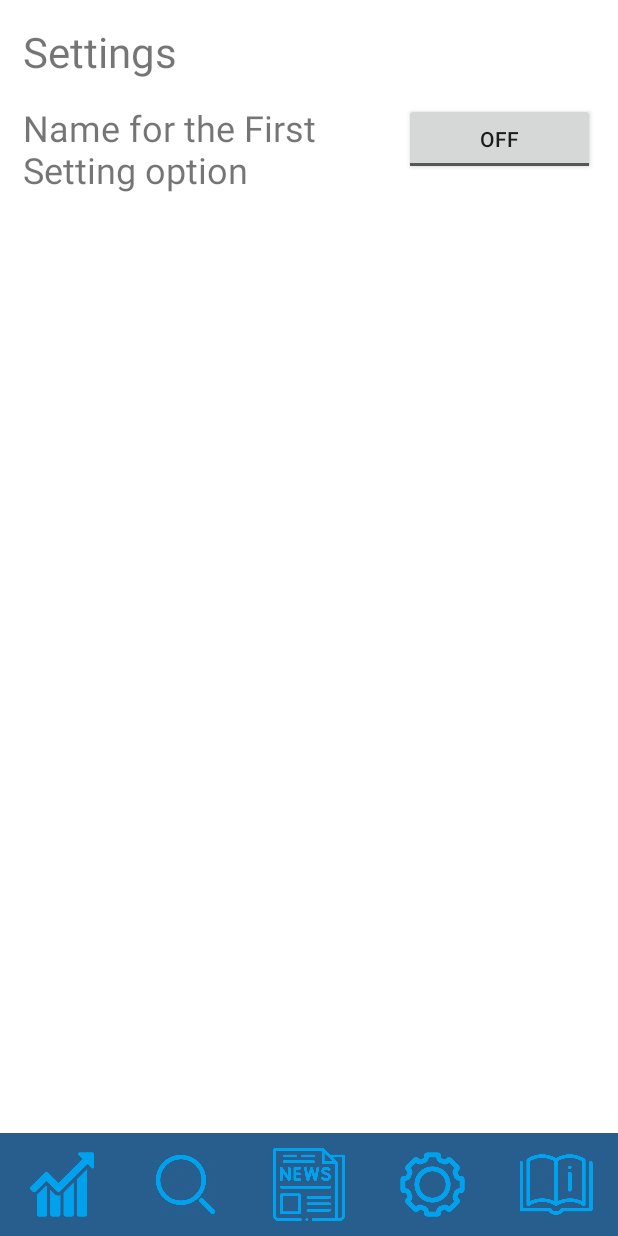
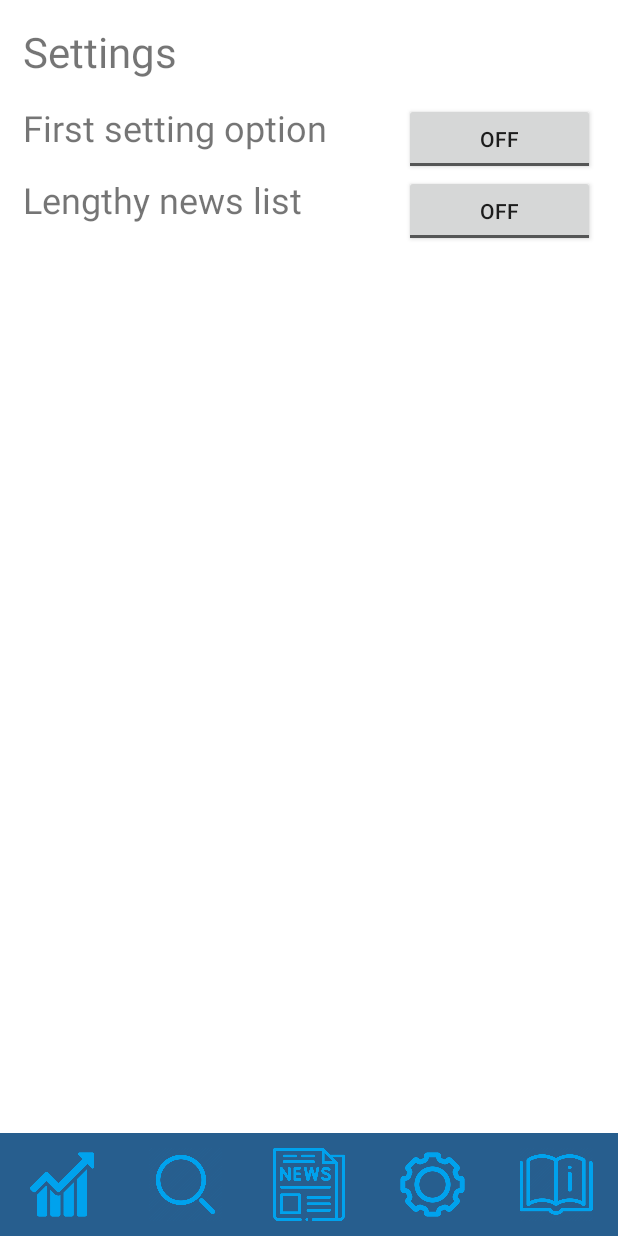
Before and after one commit to MarinMaksutaj/StockTracker, an Android app: the screen it shows after launch (MainActivity), after a tap on an icon or button, on a phone screen of 412 x 824 dp. Run offline under Robolectric (Android 15) with nearby library versions, the phone set to English and light mode, and no system bars; pictures from the network do not load.

Commit message:
added settings for length of news, news now fetch from stock being graphed.

```diff
--- a/app/src/main/java/com/example/stocktracker/ChartFragment.java
+++ b/app/src/main/java/com/example/stocktracker/ChartFragment.java
@@ -15,6 +15,8 @@ import java.util.ArrayList;
 import java.util.Date;
 
 import android.app.Activity;
+import android.content.Context;
+import android.content.SharedPreferences;
 import android.os.Build;
 import android.os.Bundle;
 
@@ -125,6 +127,7 @@ public class ChartFragment extends Fragment {
                 // get the stock symbol
                 String stockSymbol = (String) adapterView.getItemAtPosition(i);
                 updateWebView(stockSymbol);
+                notifyNewsOfStockChange(stockSymbol);
             }
         });
     }
@@ -260,6 +263,7 @@ public class ChartFragment extends Fragment {
         }
 
         updateWebView(stockSymbol);
+        notifyNewsOfStockChange(stockSymbol);
 
         return view;
     }
@@ -267,4 +271,12 @@ public class ChartFragment extends Fragment {
     public void setContainerActivity(Activity containerActivity){
         this.containerActivity = containerActivity;
     }
+
+    public void notifyNewsOfStockChange(String ticker){
+
+        SharedPreferences sharedPref = getActivity().getPreferences(Context.MODE_PRIVATE);
+        SharedPreferences.Editor editor = sharedPref.edit();
+        editor.putString(getString(R.string.stock_graphed), ticker);
+        editor.apply();
     }
+}
--- a/app/src/main/java/com/example/stocktracker/SettingsFragment.java
+++ b/app/src/main/java/com/example/stocktracker/SettingsFragment.java
@@ -67,13 +67,13 @@ public class SettingsFragment extends Fragment {
         View view = inflater.inflate(R.layout.fragment_settings, container, false);
         //Read our current settings to set the buttons in the proper way
         SharedPreferences sharedPref = getActivity().getPreferences(Context.MODE_PRIVATE);
+        //set up for first option in settings
         boolean state = sharedPref.getBoolean(getString(R.string.saved_color_setting), false);
         ToggleButton firstSetting = (ToggleButton) view.findViewById(R.id.firstSettingToggle);
         firstSetting.setChecked(state);
         firstSetting.setOnClickListener(new View.OnClickListener(){
             @Override
             public void onClick(View view) {
-                System.out.println(firstSetting.isChecked());
                 SharedPreferences sharedPref = getActivity().getPreferences(Context.MODE_PRIVATE);
                 SharedPreferences.Editor editor = sharedPref.edit();
                 boolean ans = firstSetting.isChecked();
@@ -81,6 +81,24 @@ public class SettingsFragment extends Fragment {
                 editor.apply();
             }
         });
+
+        //set up for second option in settings
+        boolean lengthy = sharedPref.getBoolean(getString(R.string.length_news), false);
+        ToggleButton secondSetting = (ToggleButton) view.findViewById(R.id.lengthSettingToggle);
+        secondSetting.setChecked(lengthy);
+        secondSetting.setOnClickListener(new View.OnClickListener(){
+            @Override
+            public void onClick(View view) {
+                SharedPreferences sharedPref = getActivity().getPreferences(Context.MODE_PRIVATE);
+                SharedPreferences.Editor editor = sharedPref.edit();
+                boolean ans = secondSetting.isChecked();
+                editor.putBoolean(getString(R.string.length_news), ans);
+                editor.apply();
+            }
+        });
+
+
+
         return view;
     }
     public void setContainerActivity(Activity containerActivity){
--- a/app/src/main/res/layout/fragment_settings.xml
+++ b/app/src/main/res/layout/fragment_settings.xml
@@ -31,7 +31,7 @@
             android:id="@+id/firstSettingText"
             android:layout_width="0dp"
             android:layout_height="wrap_content"
-            android:text="Name for the First Setting option"
+            android:text="@string/first_setting"
             android:textSize="24dp"
             app:layout_constraintTop_toTopOf="parent"
             app:layout_constraintLeft_toLeftOf="parent"
@@ -45,6 +45,24 @@
             app:layout_constraintTop_toTopOf="parent"
             app:layout_constraintRight_toRightOf="parent"
             app:layout_constraintHorizontal_weight="1"/>
+        <TextView
+            android:id="@+id/lengthSettingsText"
+            android:layout_width="0dp"
+            android:layout_height="wrap_content"
+            android:text="@string/second_setting"
+            android:textSize="24dp"
+            app:layout_constraintTop_toBottomOf="@+id/firstSettingToggle"
+            app:layout_constraintLeft_toLeftOf="parent"
+            app:layout_constraintRight_toLeftOf="@id/firstSettingToggle"
+            app:layout_constraintHorizontal_weight="2"/>
+        <ToggleButton
+            android:id="@+id/lengthSettingToggle"
+            android:layout_width="0dp"
+            android:layout_height="wrap_content"
+            app:layout_constraintLeft_toRightOf="@+id/lengthSettingsText"
+            app:layout_constraintTop_toBottomOf="@id/firstSettingToggle"
+            app:layout_constraintRight_toRightOf="parent"
+            app:layout_constraintHorizontal_weight="1"/>
 
 
     </androidx.constraintlayout.widget.ConstraintLayout>
--- a/app/src/main/res/values/strings.xml
+++ b/app/src/main/res/values/strings.xml
@@ -13,5 +13,10 @@
     <string name="news_section">In the News section you will receive daily byte sized news concerning the finance world</string>
     <string name="preference_section">Finally, the preferences section gives you the ability to change several properties of the app for a truly unique experience!</string>
     <string name="saved_color_setting">COLOR_SETTING</string>
+    <string name="stock_graphed">STOCK_GRAPHED</string>
+    <string name="length_news">LENGTH_NEWS</string>
+    <string name="first_setting">First setting option</string>
+    <string name="second_setting">Lengthy news list</string>
+
 
 </resources>
```
Also changed, not shown: app/src/main/java/com/example/stocktracker/NewsFragment.java (+13 -23 lines). Lines whose indentation alone changed are shown as unchanged.
